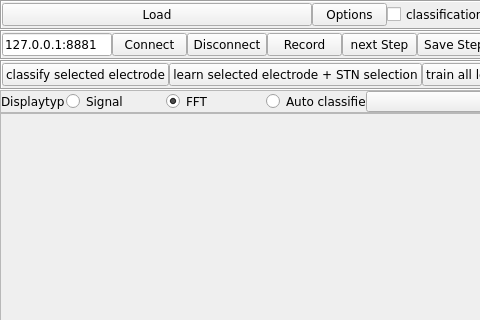
This is src/brainVis/uis/widgets/mertool.ui in waschkbaer/BrainVis as Qt 5 draws it before an edit; both pictures show x 0 to 480 and y 0 to 320 of the 589 by 800 pixel window. The edited form follows.
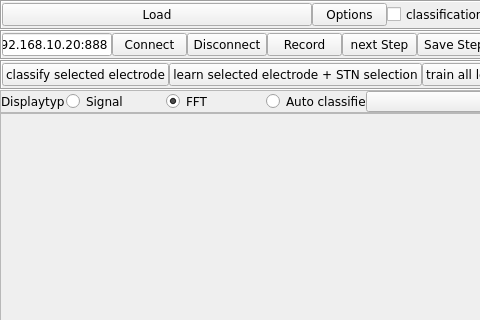
This is the edited form.

```diff
--- a/src/brainVis/uis/widgets/mertool.ui
+++ b/src/brainVis/uis/widgets/mertool.ui
@@ -12,7 +12,7 @@
   </property>
   <property name="minimumSize">
    <size>
-    <width>500</width>
+    <width>557</width>
     <height>800</height>
    </size>
   </property>
@@ -231,7 +231,7 @@
           </font>
          </property>
          <property name="text">
-          <string>127.0.0.1:8881</string>
+          <string>192.168.10.20:888</string>
          </property>
         </widget>
        </item>
```
